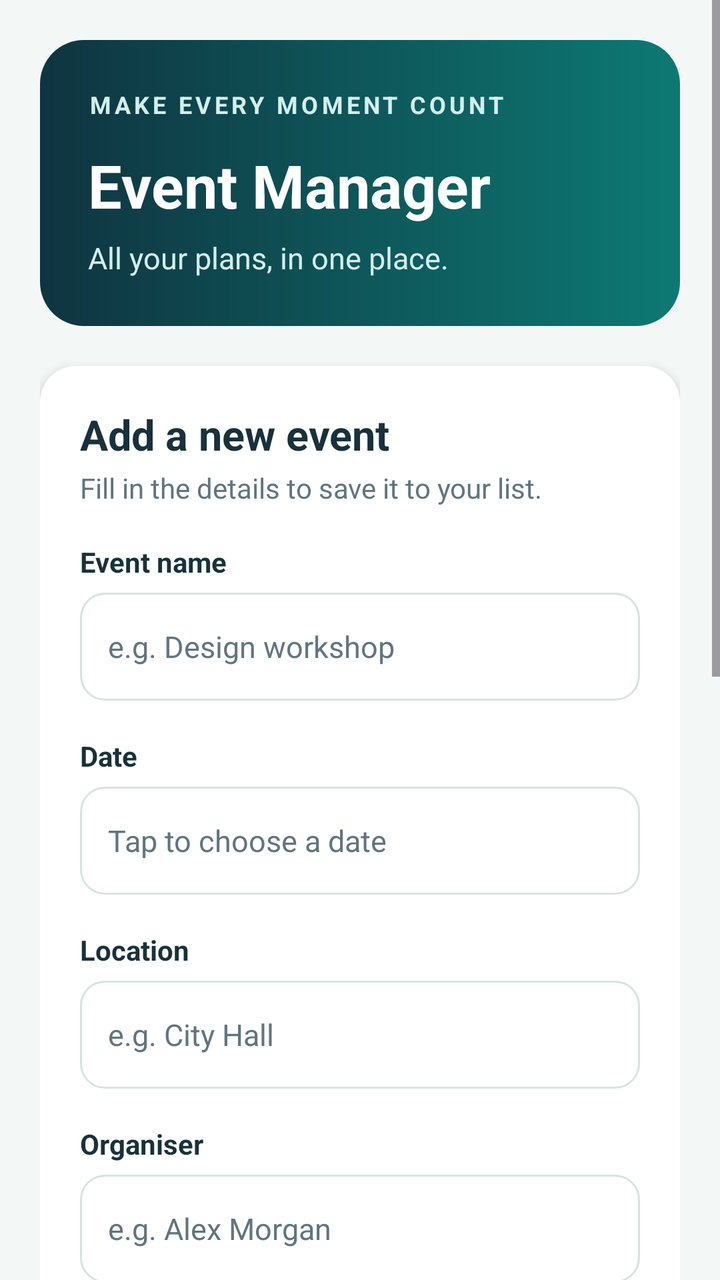
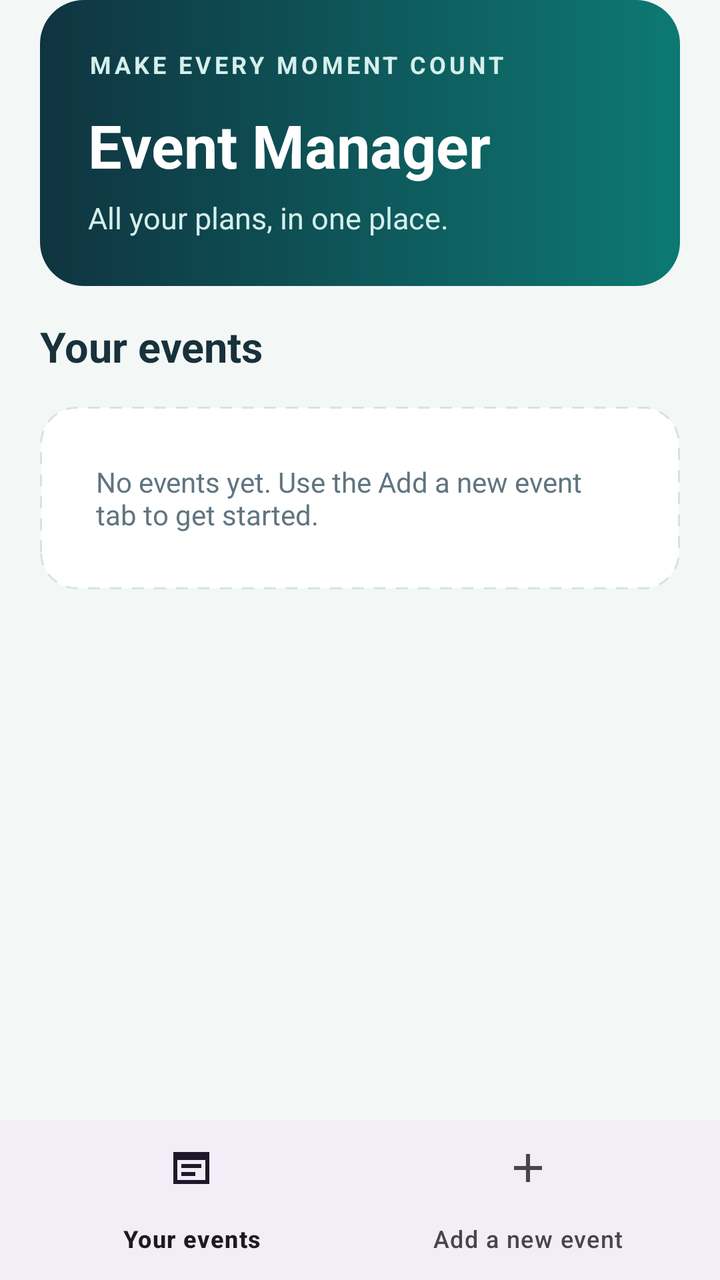

An Android layout rendered at two revisions. The XML below is the earlier revision; the diff shows what the commit changed to produce the second picture.
<!-- AndroidManifest.xml: application theme Theme.EventManagerApplication -->
<!-- res/layout/activity_main.xml -->
<?xml version="1.0" encoding="utf-8"?>
<ScrollView xmlns:android="http://schemas.android.com/apk/res/android"
    xmlns:tools="http://schemas.android.com/tools"
    android:layout_width="match_parent"
    android:layout_height="match_parent"
    android:background="@color/screen_background"
    android:fillViewport="true"
    android:clipToPadding="false"
    tools:context=".MainActivity">

    <LinearLayout
        android:id="@+id/main"
        android:layout_width="match_parent"
        android:layout_height="wrap_content"
        android:orientation="vertical"
        android:padding="20dp">

        <LinearLayout
            android:layout_width="match_parent"
            android:layout_height="wrap_content"
            android:background="@drawable/header_background"
            android:orientation="vertical"
            android:padding="24dp">

            <TextView
                android:layout_width="wrap_content"
                android:layout_height="wrap_content"
                android:text="@string/header_eyebrow"
                android:textColor="@color/header_soft"
                android:textSize="12sp"
                android:textStyle="bold"
                android:letterSpacing="0.14" />

            <TextView
                android:layout_width="match_parent"
                android:layout_height="wrap_content"
                android:layout_marginTop="12dp"
                android:text="@string/screen_title"
                android:textColor="@color/white"
                android:textSize="30sp"
                android:textStyle="bold" />

            <TextView
                android:layout_width="match_parent"
                android:layout_height="wrap_content"
                android:layout_marginTop="6dp"
                android:text="@string/screen_subtitle"
                android:textColor="@color/header_soft"
                android:textSize="15sp" />
        </LinearLayout>

        <LinearLayout
            android:layout_width="match_parent"
            android:layout_height="wrap_content"
            android:layout_marginTop="20dp"
            android:background="@drawable/card_background"
            android:elevation="3dp"
            android:orientation="vertical"
            android:padding="20dp">

            <TextView
                android:layout_width="match_parent"
                android:layout_height="wrap_content"
                android:text="@string/new_event"
                android:textColor="@color/text_primary"
                android:textSize="21sp"
                android:textStyle="bold" />

            <TextView
                android:layout_width="match_parent"
                android:layout_height="wrap_content"
                android:layout_marginTop="3dp"
                android:text="@string/form_subtitle"
                android:textColor="@color/text_secondary"
                android:textSize="14sp" />

            <TextView
                style="@style/EventFieldLabel"
                android:text="@string/event_name_label" />

            <EditText
                android:id="@+id/eventNameInput"
                style="@style/EventInput"
                android:hint="@string/event_name_hint"
                android:inputType="textCapSentences"
                android:singleLine="true" />

            <TextView
                android:id="@+id/eventNameError"
                style="@style/EventErrorText"
                android:text="@string/error_name_required" />

            <TextView
                style="@style/EventFieldLabel"
                android:text="@string/event_date_label" />

            <EditText
                android:id="@+id/eventDateInput"
                style="@style/EventInput"
                android:clickable="true"
                android:focusable="false"
                android:hint="@string/event_date_hint" />

            <TextView
                android:id="@+id/eventDateError"
                style="@style/EventErrorText"
                android:text="@string/error_date_required" />

            <TextView
                style="@style/EventFieldLabel"
                android:text="@string/event_location_label" />

            <EditText
                android:id="@+id/eventLocationInput"
                style="@style/EventInput"
                android:hint="@string/event_location_hint"
                android:inputType="textCapSentences"
                android:singleLine="true" />

            <TextView
                android:id="@+id/eventLocationError"
                style="@style/EventErrorText"
                android:text="@string/error_location_required" />

            <TextView
                style="@style/EventFieldLabel"
                android:text="@string/event_organiser_label" />

            <EditText
                android:id="@+id/eventOrganiserInput"
                style="@style/EventInput"
                android:hint="@string/event_organiser_hint"
                android:inputType="textCapWords"
                android:singleLine="true" />

            <TextView
                android:id="@+id/eventOrganiserError"
                style="@style/EventErrorText"
                android:text="@string/error_organiser_required" />

            <TextView
                style="@style/EventFieldLabel"
                android:text="@string/event_type_label" />

            <Spinner
                android:id="@+id/eventTypeSpinner"
                android:layout_width="match_parent"
                android:layout_height="54dp"
                android:layout_marginTop="6dp"
                android:background="@drawable/input_background"
                android:entries="@array/event_types"
                android:paddingStart="14dp"
                android:paddingEnd="14dp" />

            <TextView
                style="@style/EventFieldLabel"
                android:text="@string/event_status_label" />

            <Spinner
                android:id="@+id/eventStatusSpinner"
                android:layout_width="match_parent"
                android:layout_height="54dp"
                android:layout_marginTop="6dp"
                android:background="@drawable/input_background"
                android:entries="@array/event_statuses"
                android:paddingStart="14dp"
                android:paddingEnd="14dp" />

            <TextView
                style="@style/EventFieldLabel"
                android:text="@string/event_amount_label" />

            <EditText
                android:id="@+id/eventAmountInput"
                style="@style/EventInput"
                android:hint="@string/event_amount_hint"
                android:inputType="numberDecimal"
                android:singleLine="true" />

            <TextView
                android:id="@+id/eventAmountError"
                style="@style/EventErrorText"
                android:text="@string/error_amount" />

            <Button
                android:id="@+id/addEventButton"
                android:layout_width="match_parent"
                android:layout_height="54dp"
                android:layout_marginTop="22dp"
                android:backgroundTint="@color/brand"
                android:text="@string/add_event"
                android:textAllCaps="false"
                android:textColor="@color/white"
                android:textSize="16sp"
                android:textStyle="bold" />

            <Button
                android:id="@+id/cancelEditButton"
                android:layout_width="match_parent"
                android:layout_height="48dp"
                android:layout_marginTop="8dp"
                android:text="@string/cancel_edit"
                android:textAllCaps="false"
                android:visibility="gone" />
        </LinearLayout>

        <TextView
            android:layout_width="match_parent"
            android:layout_height="wrap_content"
            android:layout_marginTop="28dp"
            android:layout_marginBottom="12dp"
            android:text="@string/your_events"
            android:textColor="@color/text_primary"
            android:textSize="21sp"
            android:textStyle="bold" />

        <TextView
            android:id="@+id/emptyEventsText"
            android:layout_width="match_parent"
            android:layout_height="wrap_content"
            android:background="@drawable/empty_background"
            android:gravity="center"
            android:padding="28dp"
            android:text="@string/empty_events"
            android:textColor="@color/text_secondary"
            android:textSize="15sp" />

        <LinearLayout
            android:id="@+id/eventList"
            android:layout_width="match_parent"
            android:layout_height="wrap_content"
            android:orientation="vertical" />
    </LinearLayout>
</ScrollView>
<!-- resources referenced by this layout -->
<resources>
  <string-array name="event_statuses">
          <item>Upcoming</item>
          <item>Completed</item>
          <item>Cancelled</item>
      </string-array>
  <string-array name="event_types">
          <item>Conference</item>
          <item>Workshop</item>
          <item>Seminar</item>
          <item>Social</item>
          <item>Other</item>
      </string-array>
  <color name="brand">#087F79</color>
  <color name="header_soft">#D4EFEB</color>
  <color name="screen_background">#F3F7F6</color>
  <color name="text_primary">#18313B</color>
  <color name="text_secondary">#607580</color>
  <color name="white">#FFFFFFFF</color>
  <!-- drawable card_background (drawable) -->
  <?xml version="1.0" encoding="utf-8"?>
  <shape xmlns:android="http://schemas.android.com/apk/res/android">
      <solid android:color="@color/card_white" />
      <corners android:radius="18dp" />
  </shape>
  <!-- drawable header_background (drawable) -->
  <?xml version="1.0" encoding="utf-8"?>
  <shape xmlns:android="http://schemas.android.com/apk/res/android">
      <gradient
          android:angle="0"
          android:startColor="@color/header_start"
          android:endColor="@color/header_end" />
      <corners android:radius="22dp" />
  </shape>
  <!-- drawable input_background (drawable) -->
  <?xml version="1.0" encoding="utf-8"?>
  <shape xmlns:android="http://schemas.android.com/apk/res/android">
      <solid android:color="@color/card_white" />
      <stroke android:width="1dp" android:color="@color/input_border" />
      <corners android:radius="12dp" />
  </shape>
  <string name="add_event">+  Add event</string>
  <string name="cancel_edit">Cancel edit</string>
  <string name="empty_events">No events yet. Add your first event above.</string>
  <string name="error_amount">Enter a valid amount of zero or more.</string>
  <string name="error_date_required">Event date is required.</string>
  <string name="error_location_required">Event location is required.</string>
  <string name="error_name_required">Event name is required.</string>
  <string name="error_organiser_required">Event organiser is required.</string>
  <string name="event_amount_hint">e.g. 25.00</string>
  <string name="event_amount_label">Amount</string>
  <string name="event_date_hint">Tap to choose a date</string>
  <string name="event_date_label">Date</string>
  <string name="event_location_hint">e.g. City Hall</string>
  <string name="event_location_label">Location</string>
  <string name="event_name_hint">e.g. Design workshop</string>
  <string name="event_name_label">Event name</string>
  <string name="event_organiser_hint">e.g. Alex Morgan</string>
  <string name="event_organiser_label">Organiser</string>
  <string name="event_status_label">Event status</string>
  <string name="event_type_label">Event type</string>
  <string name="form_subtitle">Fill in the details to save it to your list.</string>
  <string name="header_eyebrow">MAKE EVERY MOMENT COUNT</string>
  <string name="new_event">Add a new event</string>
  <string name="screen_subtitle">All your plans, in one place.</string>
  <string name="screen_title">Event Manager</string>
  <string name="your_events">Your events</string>
  <style name="Theme.EventManagerApplication" parent="Base.Theme.EventManagerApplication" />
  <color name="card_white">#FFFFFFFF</color>
  <color name="input_border">#D6E4E1</color>
  <color name="header_start">#0F3440</color>
  <color name="header_end">#0D7973</color>
  <color name="error_red">#C93434</color>
  <!-- unchanged entries left out for length: 5 -->
</resources>

<!-- the commit's change to res/layout/activity_main.xml (unified diff, before → after) -->
@@ -1,20 +1,8 @@
 <?xml version="1.0" encoding="utf-8"?>
-<ScrollView xmlns:android="http://schemas.android.com/apk/res/android"
-    xmlns:tools="http://schemas.android.com/tools"
-    android:layout_width="match_parent"
-    android:layout_height="match_parent"
-    android:background="@color/screen_background"
-    android:fillViewport="true"
-    android:clipToPadding="false"
-    tools:context=".MainActivity">
-
-    <LinearLayout
-        android:id="@+id/main"
-        android:layout_width="match_parent"
-        android:layout_height="wrap_content"
-        android:orientation="vertical"
-        android:padding="20dp">
-
+<LinearLayout xmlns:android="http://schemas.android.com/apk/res/android" xmlns:app="http://schemas.android.com/apk/res-auto"
+    android:id="@+id/main" android:layout_width="match_parent" android:layout_height="match_parent"
+    android:orientation="vertical" android:background="@color/screen_background">
+    <LinearLayout android:layout_width="match_parent" android:layout_height="0dp" android:layout_weight="1" android:orientation="vertical" android:paddingHorizontal="20dp">
         <LinearLayout
             android:layout_width="match_parent"
             android:layout_height="wrap_content"
@@ -49,7 +37,14 @@
                 android:textSize="15sp" />
         </LinearLayout>
 
-        <LinearLayout
+
+    <LinearLayout android:id="@+id/eventsPage" android:layout_width="match_parent" android:layout_height="0dp" android:layout_weight="1" android:orientation="vertical">
+        <TextView android:layout_width="match_parent" android:layout_height="wrap_content" android:paddingVertical="16dp" android:text="@string/your_events" android:textSize="21sp" android:textStyle="bold" android:textColor="@color/text_primary" />
+        <TextView android:id="@+id/emptyEventsText" android:layout_width="match_parent" android:layout_height="wrap_content" android:background="@drawable/empty_background" android:padding="28dp" android:text="@string/empty_events" android:textColor="@color/text_secondary" />
+        <androidx.recyclerview.widget.RecyclerView android:id="@+id/eventList" android:layout_width="match_parent" android:layout_height="0dp" android:layout_weight="1" android:clipToPadding="false" android:paddingBottom="16dp" />
+    </LinearLayout>
+    <ScrollView android:id="@+id/formPage" android:layout_width="match_parent" android:layout_height="0dp" android:layout_weight="1" android:visibility="gone" android:fillViewport="true">
+        <LinearLayout android:id="@+id/eventForm"
             android:layout_width="match_parent"
             android:layout_height="wrap_content"
             android:layout_marginTop="20dp"
@@ -61,7 +56,7 @@
             <TextView
                 android:layout_width="match_parent"
                 android:layout_height="wrap_content"
-                android:text="@string/new_event"
+                android:id="@+id/formTitle" android:text="@string/new_event"
                 android:textColor="@color/text_primary"
                 android:textSize="21sp"
                 android:textStyle="bold" />
@@ -76,7 +71,7 @@
 
             <TextView
                 style="@style/EventFieldLabel"
-                android:text="@string/event_name_label" />
+                android:labelFor="@id/eventNameInput" android:text="@string/event_name_label" />
 
             <EditText
                 android:id="@+id/eventNameInput"
@@ -92,15 +87,16 @@
 
             <TextView
                 style="@style/EventFieldLabel"
-                android:text="@string/event_date_label" />
+                android:labelFor="@id/eventDateInput" android:text="@string/event_date_label" />
 
             <EditText
                 android:id="@+id/eventDateInput"
                 style="@style/EventInput"
-                android:clickable="true"
-                android:focusable="false"
+                android:inputType="date"
+                android:singleLine="true"
                 android:hint="@string/event_date_hint" />
 
+            <Button android:id="@+id/chooseDateButton" android:layout_width="wrap_content" android:layout_height="wrap_content" android:minHeight="48dp" android:layout_marginTop="2dp" android:text="@string/choose_date" />
             <TextView
                 android:id="@+id/eventDateError"
                 style="@style/EventErrorText"
@@ -108,7 +104,7 @@
 
             <TextView
                 style="@style/EventFieldLabel"
-                android:text="@string/event_location_label" />
+                android:labelFor="@id/eventLocationInput" android:text="@string/event_location_label" />
 
             <EditText
                 android:id="@+id/eventLocationInput"
@@ -124,7 +120,7 @@
 
             <TextView
                 style="@style/EventFieldLabel"
-                android:text="@string/event_organiser_label" />
+                android:labelFor="@id/eventOrganiserInput" android:text="@string/event_organiser_label" />
 
             <EditText
                 android:id="@+id/eventOrganiserInput"
@@ -168,7 +164,7 @@
 
             <TextView
                 style="@style/EventFieldLabel"
-                android:text="@string/event_amount_label" />
+                android:labelFor="@id/eventAmountInput" android:text="@string/event_amount_label" />
 
             <EditText
                 android:id="@+id/eventAmountInput"
@@ -182,6 +178,15 @@
                 style="@style/EventErrorText"
                 android:text="@string/error_amount" />
 
+<TextView style="@style/EventFieldLabel" android:labelFor="@id/eventDescriptionInput" android:text="@string/description_label" />
+            <EditText android:id="@+id/eventDescriptionInput" style="@style/EventInput" android:layout_height="wrap_content" android:hint="@string/description_label" android:gravity="top|start" android:minLines="3" android:paddingVertical="12dp" android:inputType="textMultiLine|textCapSentences" />
+            <TextView android:id="@+id/eventDescriptionError" style="@style/EventErrorText" />
+<TextView style="@style/EventFieldLabel" android:labelFor="@id/contactEmailInput" android:text="@string/email_label" />
+            <EditText android:id="@+id/contactEmailInput" style="@style/EventInput" android:hint="@string/email_label" android:inputType="textEmailAddress" />
+            <TextView android:id="@+id/contactEmailError" style="@style/EventErrorText" />
+<TextView style="@style/EventFieldLabel" android:labelFor="@id/contactPhoneInput" android:text="@string/phone_label" />
+            <EditText android:id="@+id/contactPhoneInput" style="@style/EventInput" android:hint="@string/phone_label" android:inputType="phone" />
+            <TextView android:id="@+id/contactPhoneError" style="@style/EventErrorText" />
             <Button
                 android:id="@+id/addEventButton"
                 android:layout_width="match_parent"
@@ -204,31 +209,8 @@
                 android:visibility="gone" />
         </LinearLayout>
 
-        <TextView
-            android:layout_width="match_parent"
-            android:layout_height="wrap_content"
-            android:layout_marginTop="28dp"
-            android:layout_marginBottom="12dp"
-            android:text="@string/your_events"
-            android:textColor="@color/text_primary"
-            android:textSize="21sp"
-            android:textStyle="bold" />
-
-        <TextView
-            android:id="@+id/emptyEventsText"
-            android:layout_width="match_parent"
-            android:layout_height="wrap_content"
-            android:background="@drawable/empty_background"
-            android:gravity="center"
-            android:padding="28dp"
-            android:text="@string/empty_events"
-            android:textColor="@color/text_secondary"
-            android:textSize="15sp" />
-
-        <LinearLayout
-            android:id="@+id/eventList"
-            android:layout_width="match_parent"
-            android:layout_height="wrap_content"
-            android:orientation="vertical" />
+
+    </ScrollView>
     </LinearLayout>
-</ScrollView>
+    <com.google.android.material.bottomnavigation.BottomNavigationView android:id="@+id/bottomNavigation" android:layout_width="match_parent" android:layout_height="wrap_content" app:menu="@menu/bottom_navigation" app:labelVisibilityMode="labeled" />
+</LinearLayout>
<!-- resource entries referenced after the edit -->
@@ -40,9 +40,12 @@
       <stroke android:width="1dp" android:color="@color/input_border" />
       <corners android:radius="12dp" />
   </shape>
-  <string name="add_event">+  Add event</string>
+  <string name="add_event">Review event</string>
   <string name="cancel_edit">Cancel edit</string>
-  <string name="empty_events">No events yet. Add your first event above.</string>
+  <string name="choose_date">Choose date</string>
+  <string name="description_label">Event description (optional)</string>
+  <string name="email_label">Contact email (optional)</string>
+  <string name="empty_events">No events yet. Use the Add a new event tab to get started.</string>
   <string name="error_amount">Enter a valid amount of zero or more.</string>
   <string name="error_date_required">Event date is required.</string>
   <string name="error_location_required">Event location is required.</string>
@@ -50,7 +53,7 @@
   <string name="error_organiser_required">Event organiser is required.</string>
   <string name="event_amount_hint">e.g. 25.00</string>
   <string name="event_amount_label">Amount</string>
-  <string name="event_date_hint">Tap to choose a date</string>
+  <string name="event_date_hint">DD/MM/YYYY</string>
   <string name="event_date_label">Date</string>
   <string name="event_location_hint">e.g. City Hall</string>
   <string name="event_location_label">Location</string>
@@ -60,9 +63,10 @@
   <string name="event_organiser_label">Organiser</string>
   <string name="event_status_label">Event status</string>
   <string name="event_type_label">Event type</string>
-  <string name="form_subtitle">Fill in the details to save it to your list.</string>
+  <string name="form_subtitle">All fields are required unless marked optional. Review your details before saving.</string>
   <string name="header_eyebrow">MAKE EVERY MOMENT COUNT</string>
   <string name="new_event">Add a new event</string>
+  <string name="phone_label">Contact phone (optional)</string>
   <string name="screen_subtitle">All your plans, in one place.</string>
   <string name="screen_title">Event Manager</string>
   <string name="your_events">Your events</string>
